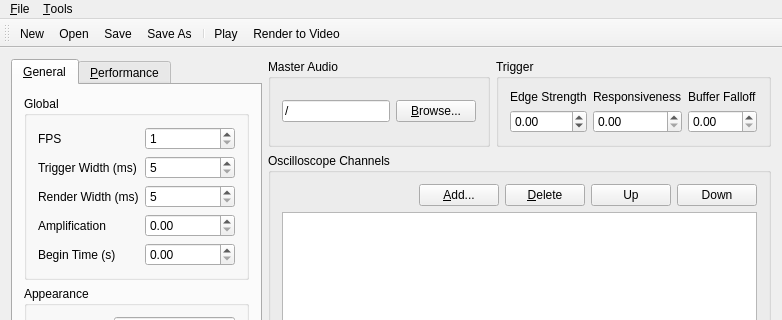
corrscope/corrscope, file corrscope/gui/mainwindow.ui: the form before one commit; both pictures show x 0 to 782 and y 0 to 320 of the 782 by 789 pixel window.
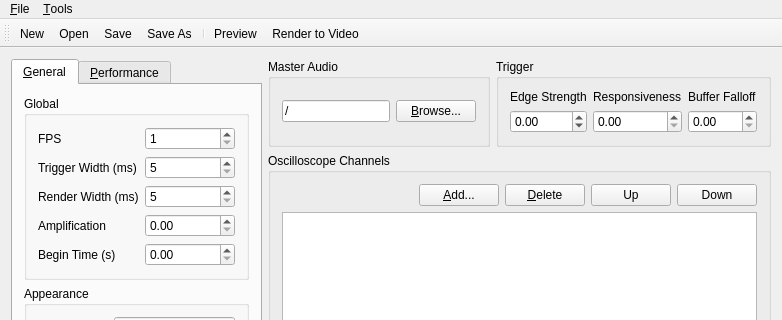
The form after the commit. Custom widgets are drawn as their Qt base class.

Commit message: [ui] Rename "play" to "preview"

Patch:
```diff
--- a/corrscope/gui/mainwindow.ui
+++ b/corrscope/gui/mainwindow.ui
@@ -572,7 +572,7 @@
     <addaction name="actionSave"/>
     <addaction name="actionSaveAs"/>
     <addaction name="separator"/>
-    <addaction name="actionPlay"/>
+    <addaction name="actionPreview"/>
     <addaction name="actionRender"/>
     <addaction name="separator"/>
     <addaction name="actionExit"/>
@@ -601,7 +601,7 @@
    <addaction name="actionSave"/>
    <addaction name="actionSaveAs"/>
    <addaction name="separator"/>
-   <addaction name="actionPlay"/>
+   <addaction name="actionPreview"/>
    <addaction name="actionRender"/>
   </widget>
   <action name="actionOpen">
@@ -644,9 +644,9 @@
     <string>Ctrl+Q</string>
    </property>
   </action>
-  <action name="actionPlay">
+  <action name="actionPreview">
    <property name="text">
-    <string>&amp;Play</string>
+    <string>&amp;Preview</string>
    </property>
    <property name="shortcut">
     <string>Ctrl+P</string>
```
The commit also changes 1 other file.
